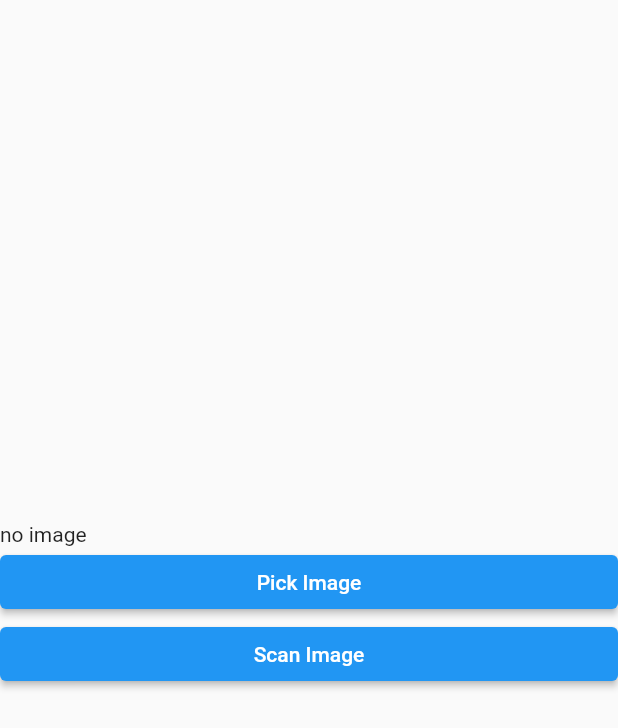
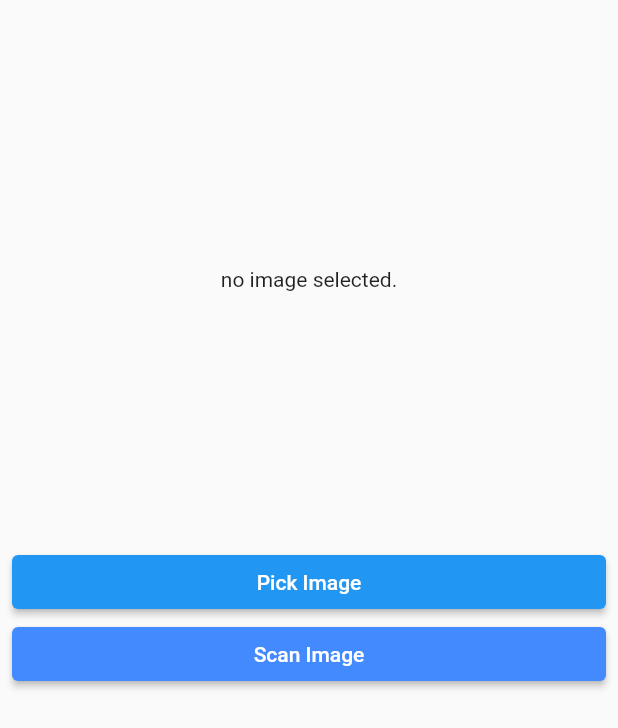
Before and after one commit to hasan-ciftci/flutter_ocr, a Flutter app: the screen it shows after launch, after a tap on "Scan Image", on a phone screen of 412 x 824 dp. Shown: the top 728 px of the screen. Run offline on Flutter 3.47's test engine with Material 2 defaults, Android fonts, the phone set to English and light mode, and no system bars; our stand-ins replace flutter_mobx, image_picker, mobx; missing offline and left inert: firebase_ml_vision; accounts and stored records are empty; generated files the repository leaves out were written again.

Commit message:
Home view widgets extracted and infinity loading bug fixed when no image selected.

```diff
--- /dev/null
+++ b/lib/core/components/custom_elevated_button.dart
@@ -0,0 +1,33 @@
+import 'package:flutter/material.dart';
+
+class CustomElevatedButton extends StatelessWidget {
+  final Function onPressed;
+  final String buttonText;
+  final Color buttonColor;
+
+  const CustomElevatedButton(
+      {Key key,
+      @required this.onPressed,
+      @required this.buttonText,
+      this.buttonColor})
+      : super(key: key);
+
+  @override
+  Widget build(BuildContext context) {
+    return ElevatedButton(
+      style: ButtonStyle(
+        backgroundColor: MaterialStateProperty.resolveWith<Color>(
+          (Set<MaterialState> states) {
+            if (states.contains(MaterialState.pressed)) return Colors.green;
+            return buttonColor ?? Colors.blue;
+          },
+        ),
+      ),
+      child: Text(
+        buttonText,
+        style: TextStyle(color: Colors.white),
+      ),
+      onPressed: onPressed,
+    );
+  }
+}
--- a/lib/main.dart
+++ b/lib/main.dart
@@ -1,5 +1,5 @@
 import 'package:flutter/material.dart';
-import 'package:flutter_ocr/view/home_view.dart';
+import 'package:flutter_ocr/view/home/view/home_view.dart';
 
 void main() {
   runApp(FlutterOcr());
--- /dev/null
+++ b/lib/view/home/view/home_view.dart
@@ -0,0 +1,100 @@
+import 'package:flutter/material.dart';
+import 'package:flutter_mobx/flutter_mobx.dart';
+import 'package:flutter_ocr/core/components/custom_elevated_button.dart';
+import 'package:flutter_ocr/view/home/viewmodel/home_view_model.dart';
+
+class HomeView extends StatefulWidget {
+  @override
+  _HomeViewState createState() => _HomeViewState();
+}
+
+class _HomeViewState extends State<HomeView> {
+  HomeViewModel viewModel;
+
+  @override
+  void initState() {
+    super.initState();
+    viewModel = HomeViewModel();
+  }
+
+  @override
+  Widget build(BuildContext context) {
+    return Scaffold(
+      body: SafeArea(
+        child: Padding(
+          padding: EdgeInsets.all(8.0),
+          child: Column(
+            mainAxisAlignment: MainAxisAlignment.center,
+            crossAxisAlignment: CrossAxisAlignment.stretch,
+            children: [
+              Expanded(
+                flex: 4,
+                child: buildSelectedPhoto(),
+              ),
+              buildPickImageButton(),
+              buildScanImageButton(),
+              Expanded(
+                flex: 4,
+                child: buildScannedImageText(),
+              )
+            ],
+          ),
+        ),
+      ),
+    );
+  }
+
+  Observer buildScannedImageText() {
+    return Observer(
+      builder: (BuildContext context) {
+        return viewModel.isScanning
+            ? buildProgressIndicator()
+            : buildOcrResultText();
+      },
+    );
+  }
+
+  Center buildProgressIndicator() => Center(child: CircularProgressIndicator());
+
+  Padding buildOcrResultText() {
+    return Padding(
+      padding: EdgeInsets.all(8.0),
+      child: SingleChildScrollView(
+        scrollDirection: Axis.vertical,
+        child: Text(
+          viewModel.scannedText ?? "Scan a image.",
+          textAlign: TextAlign.center,
+        ),
+      ),
+    );
+  }
+
+  CustomElevatedButton buildScanImageButton() {
+    return CustomElevatedButton(
+      buttonText: "Scan Image",
+      onPressed: () async {
+        viewModel.scanImage();
+      },
+      buttonColor: Colors.blueAccent,
+    );
+  }
+
+  CustomElevatedButton buildPickImageButton() {
+    return CustomElevatedButton(
+      buttonText: "Pick Image",
+      onPressed: () async {
+        viewModel.getImageFile();
+      },
+    );
+  }
+
+  Observer buildSelectedPhoto() {
+    return Observer(
+      builder: (BuildContext context) {
+        return viewModel.image != null
+            ? Image.file(viewModel.image)
+            : Center(child: Text("no image selected."));
+      },
+    );
+  }
+}
--- a/lib/view/viewmodel/home_view_model.dart
+++ b/lib/view/home/viewmodel/home_view_model.dart
@@ -14,10 +14,13 @@ abstract class _HomeViewModelBase with Store {
 
   @action
   Future<void> scanImage() async {
-    _changeScanningStatuts();
-    _producedText = await OcrService.instance.getTextFromImage(_selectedImage);
-    _updateScannedText(_producedText);
-    _changeScanningStatuts();
+    if (_selectedImage != null) {
+      _changeScanningStatuts();
+      _producedText =
+          await OcrService.instance.getTextFromImage(_selectedImage);
+      _updateScannedText(_producedText);
+      _changeScanningStatuts();
+    }
   }
 
   @action
--- a/lib/view/home_view.dart
+++ /dev/null
@@ -1,56 +0,0 @@
-import 'package:flutter/material.dart';
-import 'package:flutter_mobx/flutter_mobx.dart';
-import 'package:flutter_ocr/view/viewmodel/home_view_model.dart';
-
-class HomeView extends StatefulWidget {
-  @override
-  _HomeViewState createState() => _HomeViewState();
-}
-
-class _HomeViewState extends State<HomeView> {
-  HomeViewModel viewModel;
-
-  @override
-  void initState() {
-    super.initState();
-    viewModel = HomeViewModel();
-  }
-
-  @override
-  Widget build(BuildContext context) {
-    return Scaffold(
-      body: Column(
-        mainAxisAlignment: MainAxisAlignment.center,
-        crossAxisAlignment: CrossAxisAlignment.stretch,
-        children: [
-          Observer(
-            builder: (BuildContext context) {
-              return viewModel.image != null
-                  ? Image.file(viewModel.image)
-                  : Text("no image");
-            },
-          ),
-          ElevatedButton(
-            child: Text("Pick Image"),
-            onPressed: () async {
-              viewModel.getImageFile();
-            },
-          ),
-          ElevatedButton(
-            child: Text("Scan Image"),
-            onPressed: () async {
-              viewModel.scanImage();
-            },
-          ),
-          Observer(
-            builder: (BuildContext context) {
-              return viewModel.isScanning
-                  ? Center(child: CircularProgressIndicator())
-                  : Text(viewModel.scannedText ?? "");
-            },
-          )
-        ],
-      ),
-    );
-  }
-}
```
Also changed, not shown: lib/view/home/viewmodel/home_view_model.g.dart (renamed from lib/view/viewmodel/home_view_model.g.dart).
